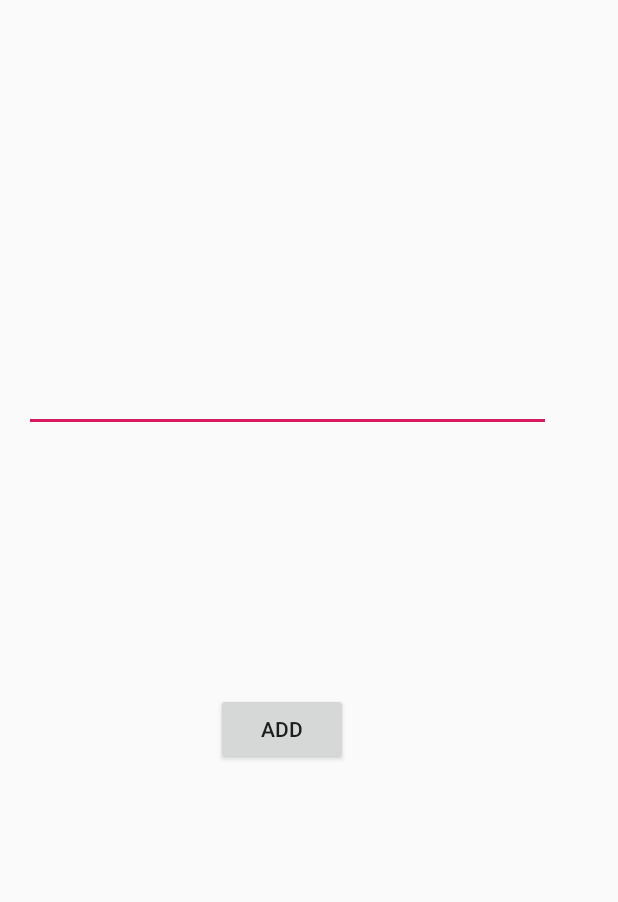
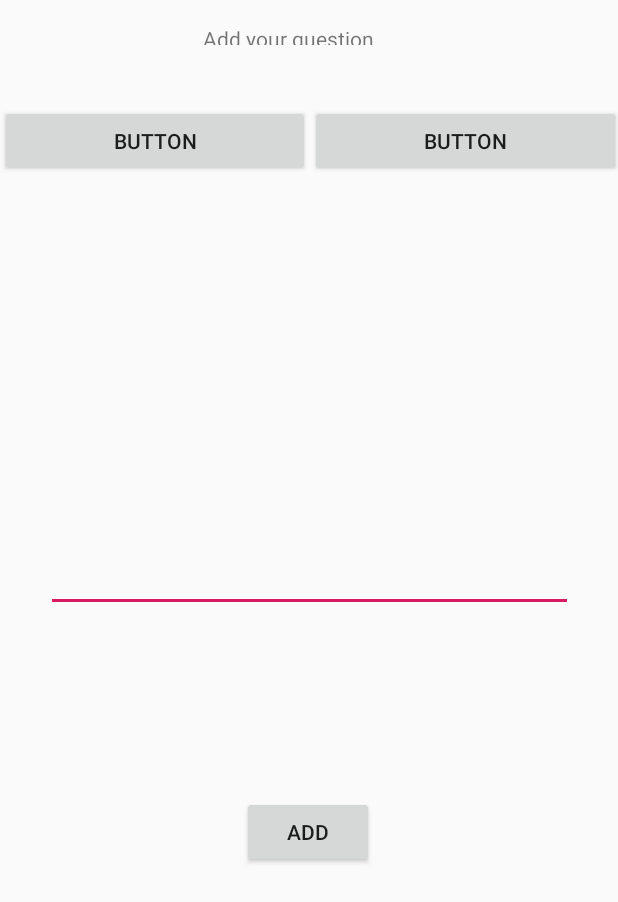
Before and after one commit to tsvan/TruthOrDare, an Android app: the AddQuestionsActivity screen opened directly, with no data from a screen before it, on a phone screen of 412 x 824 dp. Shown: the top 902 px of the screen. Run offline under Robolectric (Android 15) with nearby library versions, the phone set to English and light mode, and no system bars.

Commit message:
new layout

```diff
--- a/app/src/main/AndroidManifest.xml
+++ b/app/src/main/AndroidManifest.xml
@@ -10,9 +10,13 @@
         android:supportsRtl="true"
         android:theme="@style/AppTheme">
         <activity
+            android:name=".AddPackageActivity"
+            android:label="@string/title_activity_add_package"
+            android:theme="@style/AppTheme.NoActionBar"></activity>
+        <activity
             android:name=".AddQuestionsActivity"
             android:label="@string/title_activity_add_questions"
-            android:theme="@style/AppTheme.NoActionBar"></activity>
+            android:theme="@style/AppTheme.NoActionBar" />
         <activity android:name=".MainActivity">
             <intent-filter>
                 <action android:name="android.intent.action.MAIN" />
--- a/app/src/main/res/layout/activity_add_questions.xml
+++ b/app/src/main/res/layout/activity_add_questions.xml
@@ -14,9 +14,8 @@
         android:gravity="start|top"
         android:inputType="textMultiLine"
         app:layout_constraintEnd_toEndOf="parent"
-        app:layout_constraintHorizontal_bias="0.266"
         app:layout_constraintStart_toStartOf="parent"
-        tools:layout_editor_absoluteY="273dp" />
+        app:layout_constraintTop_toBottomOf="@+id/linearLayout" />
 
     <Button
         android:id="@+id/addQuestion"
@@ -25,30 +24,44 @@
         android:text="@string/addQuestion"
         app:layout_constraintBottom_toBottomOf="parent"
         app:layout_constraintEnd_toEndOf="parent"
-        app:layout_constraintHorizontal_bias="0.445"
+        app:layout_constraintHorizontal_bias="0.498"
         app:layout_constraintStart_toStartOf="parent"
         app:layout_constraintTop_toBottomOf="@+id/editText"
-        app:layout_constraintVertical_bias="0.356" />
-
-    <Button
-        android:id="@+id/addRandomPlayer"
-        android:layout_width="wrap_content"
-        android:layout_height="wrap_content"
-        android:layout_marginBottom="96dp"
-        android:text="@string/add_random_player"
-        app:layout_constraintBottom_toTopOf="@+id/editText"
-        app:layout_constraintEnd_toEndOf="parent"
-        app:layout_constraintHorizontal_bias="0.414"
-        app:layout_constraintStart_toStartOf="parent" />
+        app:layout_constraintVertical_bias="0.334" />
 
     <TextView
         android:id="@+id/textView2"
         android:layout_width="140dp"
         android:layout_height="14dp"
+        android:layout_marginTop="16dp"
         android:text="@string/title_activity_add_questions"
-        app:layout_constraintBottom_toTopOf="@+id/addRandomPlayer"
         app:layout_constraintEnd_toEndOf="parent"
-        app:layout_constraintHorizontal_bias="0.402"
+        app:layout_constraintHorizontal_bias="0.498"
         app:layout_constraintStart_toStartOf="parent"
         app:layout_constraintTop_toTopOf="parent" />
+
+    <LinearLayout
+        android:id="@+id/linearLayout"
+        android:layout_width="414dp"
+        android:layout_height="50dp"
+        android:layout_marginTop="40dp"
+        android:orientation="horizontal"
+        app:layout_constraintTop_toBottomOf="@+id/textView2"
+        tools:layout_editor_absoluteX="1dp">
+
+        <Button
+            android:id="@+id/button"
+            android:layout_width="wrap_content"
+            android:layout_height="wrap_content"
+            android:layout_weight="1"
+            android:text="Button" />
+
+        <Button
+            android:id="@+id/button2"
+            android:layout_width="wrap_content"
+            android:layout_height="wrap_content"
+            android:layout_weight="1"
+            android:text="Button" />
+    </LinearLayout>
+
 </androidx.constraintlayout.widget.ConstraintLayout>
--- a/app/src/main/res/values/strings.xml
+++ b/app/src/main/res/values/strings.xml
@@ -5,7 +5,11 @@
     <string name="continueGame">Continue</string>
     <string name="newGame">Start new game</string>
     <string name="enter_player_name">Enter player name</string>
-    <string name="title_activity_add_questions">AddQuestionsActivity</string>
+    <string name="title_activity_add_questions">Add your question</string>
     <string name="add_random_player">add random player</string>
     <string name="addQuestion">Add</string>
+    <string name="editPack">edit package</string>
+    <string name="title_activity_add_package">AddPackageActivity</string>
+    <string name="close">close</string>
+    <string name="create">Create</string>
 </resources>
```
Also changed, not shown: app/src/main/java/tsvan/com/AddPackageActivity.kt (added, +12 -0 lines), app/src/main/res/layout/activity_add_package.xml (added, +68 -0 lines), app/src/main/res/layout/activity_main.xml (+14 -5 lines).
